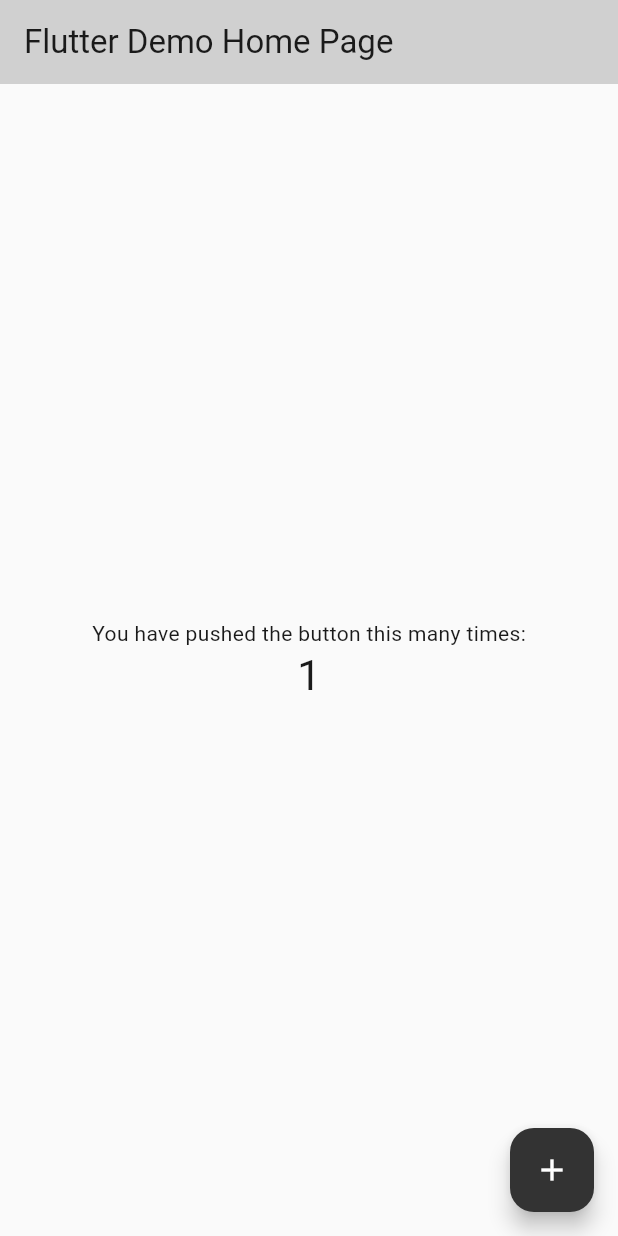
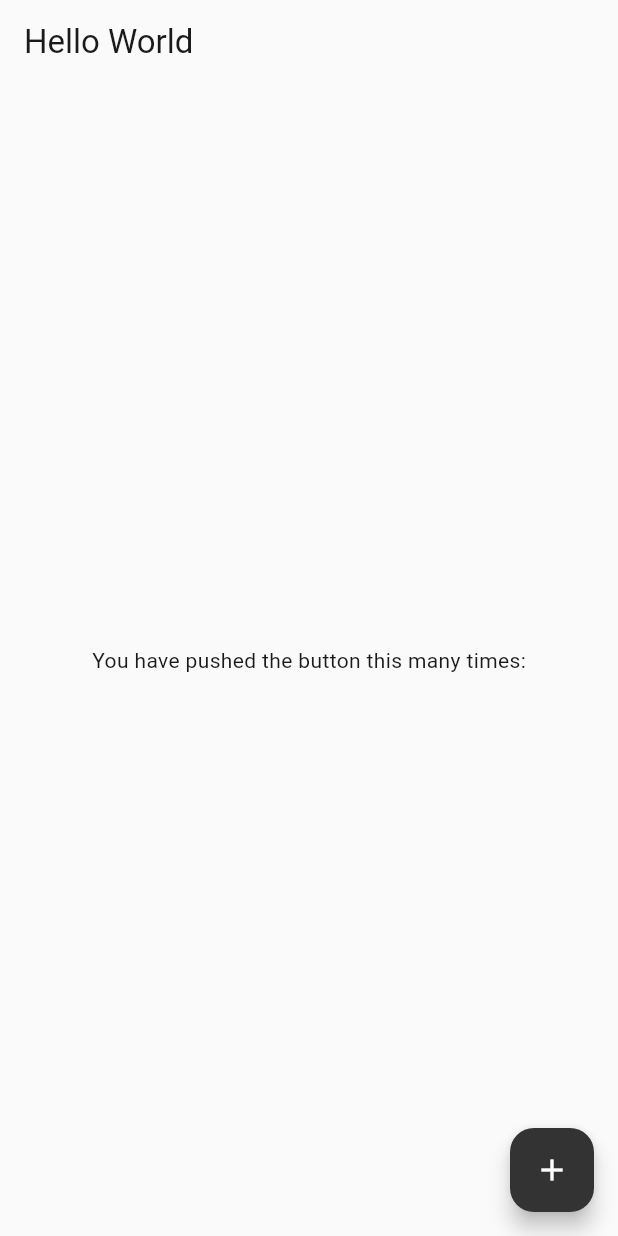
Before and after one commit to log-mind-365/tasklog_flutter, a Flutter app: the screen it shows after launch, after a tap on the "add" icon, on a phone screen of 412 x 824 dp. Run offline on Flutter 3.47's test engine with Material 3 defaults, Android fonts, the phone set to English and light mode, and no system bars; our stand-ins replace flutter_riverpod.

Commit message:
feat: Riverpod 및 Dio 패키지 추가 설정
- `flutter_riverpod`와 `dio` 패키지를 `pubspec.yaml`에 추가하여 상태 관리 및 네트워크 통신 기능을 구현합니다.
- `main.dart`에 `ProviderScope`를 추가하고 `ConsumerWidget`을 사용하여 Riverpod를 통합합니다.
- `analysis_options.yaml`에 `custom_lint` 플러그인을 추가하여 코드 분석 기능을 강화합니다.

```diff
--- a/analysis_options.yaml
+++ b/analysis_options.yaml
@@ -24,5 +24,9 @@ linter:
     # avoid_print: false  # Uncomment to disable the `avoid_print` rule
     # prefer_single_quotes: true  # Uncomment to enable the `prefer_single_quotes` rule
 
+analyzer:
+  plugins:
+    - custom_lint
+
 # Additional information about this file can be found at
 # https://dart.dev/guides/language/analysis-options
--- a/lib/main.dart
+++ b/lib/main.dart
@@ -1,8 +1,11 @@
 import 'package:flutter/material.dart';
+import 'package:flutter_riverpod/flutter_riverpod.dart';
 import 'package:tasklog_flutter/core/ui/theme.dart';
 
+final helloWorldProvider = Provider((_) => 'Hello World');
+
 void main() {
-  runApp(const MyApp());
+  runApp(ProviderScope(child: const MyApp()));
 }
 
 class MyApp extends StatelessWidget {
@@ -14,51 +17,30 @@ class MyApp extends StatelessWidget {
       title: 'Flutter Demo',
       theme: AppTheme.lightTheme(),
       darkTheme: AppTheme.darkTheme(),
-      home: const MyHomePage(title: 'Flutter Demo Home Page'),
+      home: const MyHomePage(),
     );
   }
 }
 
-class MyHomePage extends StatefulWidget {
-  const MyHomePage({super.key, required this.title});
-
-  final String title;
+class MyHomePage extends ConsumerWidget {
+  const MyHomePage({super.key});
 
   @override
-  State<MyHomePage> createState() => _MyHomePageState();
-}
+  Widget build(BuildContext context, WidgetRef ref) {
+    final value = ref.watch(helloWorldProvider);
 
-class _MyHomePageState extends State<MyHomePage> {
-  int _counter = 0;
-
-  void _incrementCounter() {
-    setState(() {
-      _counter++;
-    });
-  }
-
-  @override
-  Widget build(BuildContext context) {
     return Scaffold(
-      appBar: AppBar(
-        backgroundColor: Theme.of(context).colorScheme.inversePrimary,
-
-        title: Text(widget.title),
-      ),
+      appBar: AppBar(title: Text(value)),
       body: Center(
         child: Column(
           mainAxisAlignment: MainAxisAlignment.center,
           children: <Widget>[
             const Text('You have pushed the button this many times:'),
-            Text(
-              '$_counter',
-              style: Theme.of(context).textTheme.headlineMedium,
-            ),
           ],
         ),
       ),
       floatingActionButton: FloatingActionButton(
-        onPressed: _incrementCounter,
+        onPressed: () {},
         tooltip: 'Increment',
         child: const Icon(Icons.add),
       ),
--- a/pubspec.yaml
+++ b/pubspec.yaml
@@ -12,6 +12,7 @@ dependencies:
 
   cupertino_icons: ^1.0.8
   flutter_riverpod: ^3.0.0
+  dio: ^5.9.0
 
 dev_dependencies:
   flutter_test:
```
Also changed, not shown: pubspec.lock.
